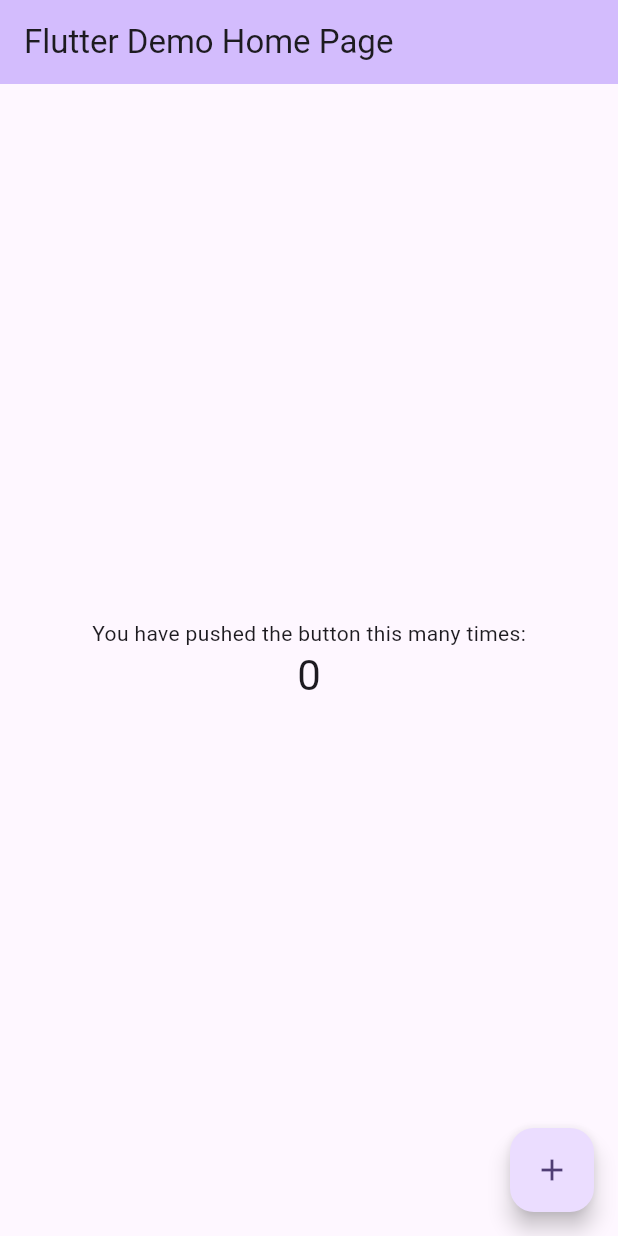
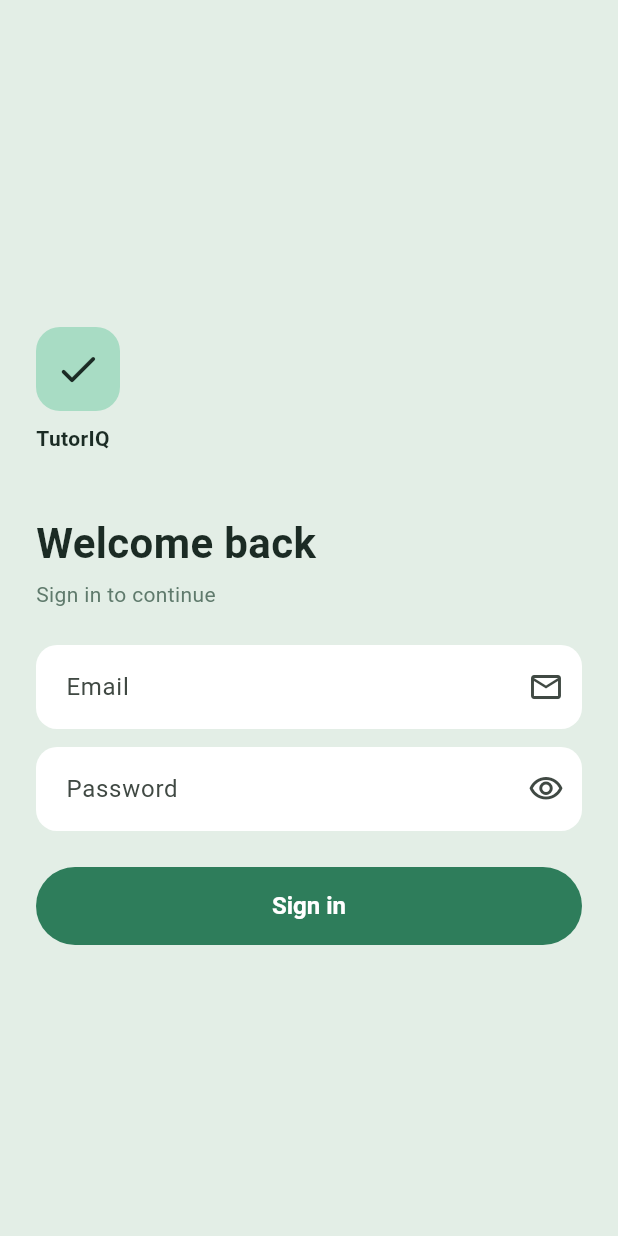
Before and after one commit to AsyrafIq10/tutor_app_management, a Flutter app: the screen it shows after launch, on a phone screen of 412 x 824 dp. Run offline on Flutter 3.47's test engine with Material 3 defaults, Android fonts, the phone set to English and light mode, and no system bars; our stand-ins replace cloud_firestore, firebase_auth, firebase_core, go_router; accounts and stored records are empty; generated files the repository leaves out were written again.

Commit message:
FR-01 #1: add login screen and role-based routing

```diff
--- a/lib/core/router/app_router.dart
+++ b/lib/core/router/app_router.dart
@@ -0,0 +1,47 @@
+import 'package:flutter/material.dart';
+import 'package:go_router/go_router.dart';
+
+import '../../features/auth/auth_provider.dart';
+import '../../features/auth/login_screen.dart';
+import '../../features/student/student_home_screen.dart';
+import '../../features/tutor/tutor_home_screen.dart';
+
+GoRouter createRouter(AuthProvider auth) {
+  return GoRouter(
+    initialLocation: '/splash',
+    refreshListenable: auth,
+    redirect: (context, state) {
+      final location = state.matchedLocation;
+
+      if (auth.status == AuthStatus.unknown) {
+        return location == '/splash' ? null : '/splash';
+      }
+      if (auth.status == AuthStatus.unauthenticated) {
+        return location == '/login' ? null : '/login';
+      }
+
+      // Authenticated: send each role to its own area (FR-01 acceptance:
+      // a student can never reach tutor screens).
+      final isTutor = auth.user!.isTutor;
+      final home = isTutor ? '/tutor' : '/student';
+      if (location == '/login' || location == '/splash') return home;
+      if (location.startsWith('/tutor') && !isTutor) return home;
+      if (location.startsWith('/student') && isTutor) return home;
+      return null;
+    },
+    routes: [
+      GoRoute(path: '/splash', builder: (_, __) => const _SplashScreen()),
+      GoRoute(path: '/login', builder: (_, __) => const LoginScreen()),
+      GoRoute(path: '/tutor', builder: (_, __) => const TutorHomeScreen()),
+      GoRoute(path: '/student', builder: (_, __) => const StudentHomeScreen()),
+    ],
+  );
+}
+
+class _SplashScreen extends StatelessWidget {
+  const _SplashScreen();
+
+  @override
+  Widget build(BuildContext context) =>
+      const Scaffold(body: Center(child: CircularProgressIndicator()));
+}
--- a/lib/core/theme/app_theme.dart
+++ b/lib/core/theme/app_theme.dart
@@ -0,0 +1,56 @@
+import 'package:flutter/material.dart';
+
+class AppColors {
+  static const primary = Color(0xFF2E7D5B);
+  static const mint = Color(0xFFA8DCC4);
+  static const background = Color(0xFFE3EEE6);
+  static const surface = Color(0xFFF4F9F5);
+  static const textDark = Color(0xFF1B2B24);
+  static const textMuted = Color(0xFF5F7A6C);
+  static const error = Color(0xFFB3261E);
+}
+
+class AppTheme {
+  static ThemeData get light {
+    final scheme = ColorScheme.fromSeed(
+      seedColor: AppColors.primary,
+      primary: AppColors.primary,
+      surface: AppColors.surface,
+      error: AppColors.error,
+    );
+    OutlineInputBorder border(Color color, [double width = 0]) =>
+        OutlineInputBorder(
+          borderRadius: BorderRadius.circular(14),
+          borderSide: width == 0
+              ? BorderSide.none
+              : BorderSide(color: color, width: width),
+        );
+
+    return ThemeData(
+      useMaterial3: true,
+      colorScheme: scheme,
+      scaffoldBackgroundColor: AppColors.background,
+      inputDecorationTheme: InputDecorationTheme(
+        filled: true,
+        fillColor: Colors.white,
+        contentPadding:
+        const EdgeInsets.symmetric(horizontal: 16, vertical: 16),
+        border: border(Colors.transparent),
+        enabledBorder: border(Colors.transparent),
+        focusedBorder: border(AppColors.primary, 1.5),
+        errorBorder: border(AppColors.error, 1.5),
+        focusedErrorBorder: border(AppColors.error, 1.5),
+      ),
+      filledButtonTheme: FilledButtonThemeData(
+        style: FilledButton.styleFrom(
+          minimumSize: const Size.fromHeight(52),
+          shape: RoundedRectangleBorder(
+            borderRadius: BorderRadius.circular(26),
+          ),
+          textStyle:
+          const TextStyle(fontSize: 16, fontWeight: FontWeight.w600),
+        ),
+      ),
+    );
+  }
+}
--- a/lib/core/utils/validators.dart
+++ b/lib/core/utils/validators.dart
@@ -0,0 +1,15 @@
+class Validators {
+  static final _emailRegex = RegExp(r'^[^@\s]+@[^@\s]+\.[^@\s]+$');
+
+  static String? email(String? value) {
+    final text = (value ?? '').trim();
+    if (text.isEmpty) return 'Enter your email';
+    if (!_emailRegex.hasMatch(text)) return 'Enter a valid email address';
+    return null;
+  }
+
+  static String? password(String? value) {
+    if ((value ?? '').isEmpty) return 'Enter your password';
+    return null;
+  }
+}
--- a/lib/features/auth/auth_provider.dart
+++ b/lib/features/auth/auth_provider.dart
@@ -0,0 +1,60 @@
+import 'package:flutter/foundation.dart';
+
+import '../../models/app_user.dart';
+import '../../services/auth_service.dart';
+
+enum AuthStatus { unknown, unauthenticated, authenticated }
+
+class AuthProvider extends ChangeNotifier {
+  AuthProvider(this._service);
+
+  final AuthService _service;
+
+  AuthStatus _status = AuthStatus.unknown;
+  AppUser? _user;
+  bool _loading = false;
+  AuthException? _error;
+
+  AuthStatus get status => _status;
+  AppUser? get user => _user;
+  bool get loading => _loading;
+  AuthException? get error => _error;
+
+  Future<void> init() async {
+    _user = await _service.restoreSession();
+    _status =
+    _user == null ? AuthStatus.unauthenticated : AuthStatus.authenticated;
+    notifyListeners();
+  }
+
+  Future<bool> signIn(String email, String password) async {
+    _loading = true;
+    _error = null;
+    notifyListeners();
+    try {
+      _user = await _service.signIn(email, password);
+      _status = AuthStatus.authenticated;
+      return true;
+    } on AuthException catch (e) {
+      _error = e;
+      return false;
+    } finally {
+      _loading = false;
+      notifyListeners();
+    }
+  }
+
+  Future<void> signOut() async {
+    await _service.signOut();
+    _user = null;
+    _error = null;
+    _status = AuthStatus.unauthenticated;
+    notifyListeners();
+  }
+
+  void clearError() {
+    if (_error == null) return;
+    _error = null;
+    notifyListeners();
+  }
+}
--- a/lib/features/auth/login_screen.dart
+++ b/lib/features/auth/login_screen.dart
@@ -0,0 +1,181 @@
+import 'package:flutter/material.dart';
+import 'package:provider/provider.dart';
+
+import '../../core/theme/app_theme.dart';
+import '../../core/utils/validators.dart';
+import '../../services/auth_service.dart';
+import 'auth_provider.dart';
+
+class LoginScreen extends StatefulWidget {
+  const LoginScreen({super.key});
+
+  @override
+  State<LoginScreen> createState() => _LoginScreenState();
+}
+
+class _LoginScreenState extends State<LoginScreen> {
+  final _formKey = GlobalKey<FormState>();
+  final _emailController = TextEditingController();
+  final _passwordController = TextEditingController();
+  bool _obscure = true;
+
+  @override
+  void dispose() {
+    _emailController.dispose();
+    _passwordController.dispose();
+    super.dispose();
+  }
+
+  Future<void> _submit() async {
+    FocusScope.of(context).unfocus();
+    final auth = context.read<AuthProvider>();
+    auth.clearError();
+    if (!_formKey.currentState!.validate()) return;
+    // On success the router redirects to the correct home screen.
+    await auth.signIn(_emailController.text, _passwordController.text);
+  }
+
+  void _onChanged(String _) => context.read<AuthProvider>().clearError();
+
+  @override
+  Widget build(BuildContext context) {
+    final auth = context.watch<AuthProvider>();
+    final error = auth.error;
+    final invalid = error?.type == AuthErrorType.invalidCredentials;
+    final offline = error?.type == AuthErrorType.offline;
+    final otherError = error != null && !invalid && !offline;
+
+    return Scaffold(
+      body: SafeArea(
+        child: Center(
+          child: SingleChildScrollView(
+            padding: const EdgeInsets.all(24),
+            child: ConstrainedBox(
+              constraints: const BoxConstraints(maxWidth: 420),
+              child: Form(
+                key: _formKey,
+                child: Column(
+                  crossAxisAlignment: CrossAxisAlignment.start,
+                  children: [
+                    if (offline) _Banner(message: error!.message),
+                    const SizedBox(height: 24),
+                    Container(
+                      width: 56,
+                      height: 56,
+                      decoration: BoxDecoration(
+                        color: AppColors.mint,
+                        borderRadius: BorderRadius.circular(16),
+                      ),
+                      child: const Icon(Icons.check_rounded,
+                          size: 32, color: AppColors.textDark),
+                    ),
+                    const SizedBox(height: 8),
+                    const Text(
+                      'TutorIQ',
+                      style: TextStyle(
+                          fontSize: 14,
+                          fontWeight: FontWeight.w600,
+                          color: AppColors.textDark),
+                    ),
+                    const SizedBox(height: 40),
+                    const Text(
+                      'Welcome back',
+                      style: TextStyle(
+                          fontSize: 28,
+                          fontWeight: FontWeight.w700,
+                          color: AppColors.textDark),
+                    ),
+                    const SizedBox(height: 4),
+                    const Text(
+                      'Sign in to continue',
+                      style: TextStyle(color: AppColors.textMuted),
+                    ),
+                    const SizedBox(height: 24),
+                    TextFormField(
+                      controller: _emailController,
+                      keyboardType: TextInputType.emailAddress,
+                      textInputAction: TextInputAction.next,
+                      autofillHints: const [AutofillHints.email],
+                      onChanged: _onChanged,
+                      validator: Validators.email,
+                      decoration: const InputDecoration(
+                        labelText: 'Email',
+                        suffixIcon: Icon(Icons.mail_outline),
+                      ),
+                    ),
+                    const SizedBox(height: 12),
+                    TextFormField(
+                      controller: _passwordController,
+                      obscureText: _obscure,
+                      textInputAction: TextInputAction.done,
+                      autofillHints: const [AutofillHints.password],
+                      onChanged: _onChanged,
+                      onFieldSubmitted: (_) => _submit(),
+                      validator: Validators.password,
+                      decoration: InputDecoration(
+                        labelText: 'Password',
+                        errorText: invalid ? error!.message : null,
+                        suffixIcon: IconButton(
+                          tooltip:
+                          _obscure ? 'Show password' : 'Hide password',
+                          icon: Icon(_obscure
+                              ? Icons.visibility_outlined
+                              : Icons.visibility_off_outlined),
+                          onPressed: () =>
+                              setState(() => _obscure = !_obscure),
+                        ),
+                      ),
+                    ),
+                    if (otherError) ...[
+                      const SizedBox(height: 12),
+                      Text(
+                        error.message,
+                        style: const TextStyle(color: AppColors.error),
+                      ),
+                    ],
+                    const SizedBox(height: 24),
+                    FilledButton(
+                      onPressed: auth.loading ? null : _submit,
+                      child: auth.loading
+                          ? const SizedBox(
+                        width: 22,
+                        height: 22,
+                        child: CircularProgressIndicator(
+                            strokeWidth: 2.5, color: Colors.white),
+                      )
+                          : const Text('Sign in'),
+                    ),
+                  ],
+                ),
+              ),
+            ),
+          ),
+        ),
+      ),
+    );
+  }
+}
+
+class _Banner extends StatelessWidget {
+  const _Banner({required this.message});
+  final String message;
+
+  @override
+  Widget build(BuildContext context) {
+    return Container(
+      width: double.infinity,
+      padding: const EdgeInsets.all(12),
+      decoration: BoxDecoration(
+        color: const Color(0xFFFFF1CC),
+        borderRadius: BorderRadius.circular(12),
+      ),
+      child: Row(
+        children: [
+          const Icon(Icons.wifi_off_rounded, size: 20),
+          const SizedBox(width: 8),
+          Expanded(child: Text(message)),
+        ],
+      ),
+    );
+  }
+}
--- a/lib/main.dart
+++ b/lib/main.dart
@@ -1,122 +1,42 @@
+import 'package:firebase_core/firebase_core.dart';
 import 'package:flutter/material.dart';
+import 'package:go_router/go_router.dart';
+import 'package:provider/provider.dart';
 
-void main() {
-  runApp(const MyApp());
+import 'core/router/app_router.dart';
+import 'core/theme/app_theme.dart';
+import 'features/auth/auth_provider.dart';
+import 'firebase_options.dart'; // created by `flutterfire configure`
+import 'services/auth_service.dart';
+
+Future<void> main() async {
+  WidgetsFlutterBinding.ensureInitialized();
+  await Firebase.initializeApp(options: DefaultFirebaseOptions.currentPlatform);
+  runApp(
+    ChangeNotifierProvider(
+      create: (_) => AuthProvider(AuthService())..init(),
+      child: const TutorIQApp(),
+    ),
+  );
 }
 
-class MyApp extends StatelessWidget {
-  const MyApp({super.key});
+class TutorIQApp extends StatefulWidget {
+  const TutorIQApp({super.key});
 
-  // This widget is the root of your application.
+  @override
+  State<TutorIQApp> createState() => _TutorIQAppState();
+}
+
+class _TutorIQAppState extends State<TutorIQApp> {
+  late final GoRouter _router = createRouter(context.read<AuthProvider>());
+
   @override
   Widget build(BuildContext context) {
-    return MaterialApp(
-      title: 'Flutter Demo',
-      theme: ThemeData(
-        // This is the theme of your application.
-        //
-        // TRY THIS: Try running your application with "flutter run". You'll see
-        // the application has a purple toolbar. Then, without quitting the app,
-        // try changing the seedColor in the colorScheme below to Colors.green
-        // and then invoke "hot reload" (save your changes or press the "hot
-        // reload" button in a Flutter-supported IDE, or press "r" if you used
-        // the command line to start the app).
-        //
-        // Notice that the counter didn't reset back to zero; the application
-        // state is not lost during the reload. To reset the state, use hot
-        // restart instead.
-        //
-        // This works for code too, not just values: Most code changes can be
-        // tested with just a hot reload.
-        colorScheme: .fromSeed(seedColor: Colors.deepPurple),
-      ),
-      home: const MyHomePage(title: 'Flutter Demo Home Page'),
+    return MaterialApp.router(
+      title: 'TutorIQ',
+      debugShowCheckedModeBanner: false,
+      theme: AppTheme.light,
+      routerConfig: _router,
     );
   }
 }
-
-class MyHomePage extends StatefulWidget {
-  const MyHomePage({super.key, required this.title});
-
-  // This widget is the home page of your application. It is stateful, meaning
-  // that it has a State object (defined below) that contains fields that affect
-  // how it looks.
-
-  // This class is the configuration for the state. It holds the values (in this
-  // case the title) provided by the parent (in this case the App widget) and
-  // used by the build method of the State. Fields in a Widget subclass are
-  // always marked "final".
-
-  final String title;
-
-  @override
-  State<MyHomePage> createState() => _MyHomePageState();
-}
-
-class _MyHomePageState extends State<MyHomePage> {
-  int _counter = 0;
-
-  void _incrementCounter() {
-    setState(() {
-      // This call to setState tells the Flutter framework that something has
-      // changed in this State, which causes it to rerun the build method below
-      // so that the display can reflect the updated values. If we changed
-      // _counter without calling setState(), then the build method would not be
-      // called again, and so nothing would appear to happen.
-      _counter++;
-    });
-  }
-
-  @override
-  Widget build(BuildContext context) {
-    // This method is rerun every time setState is called, for instance as done
-    // by the _incrementCounter method above.
-    //
-    // The Flutter framework has been optimized to make rerunning build methods
-    // fast, so that you can just rebuild anything that needs updating rather
-    // than having to individually change instances of widgets.
-    return Scaffold(
-      appBar: AppBar(
-        // TRY THIS: Try changing the color here to a specific color (to
-        // Colors.amber, perhaps?) and trigger a hot reload to see the AppBar
-        // change color while the other colors stay the same.
-        backgroundColor: Theme.of(context).colorScheme.inversePrimary,
-        // Here we take the value from the MyHomePage object that was created by
-        // the App.build method, and use it to set our appbar title.
-        title: Text(widget.title),
-      ),
-      body: Center(
-        // Center is a layout widget. It takes a single child and positions it
-        // in the middle of the parent.
-        child: Column(
-          // Column is also a layout widget. It takes a list of children and
-          // arranges them vertically. By default, it sizes itself to fit its
-          // children horizontally, and tries to be as tall as its parent.
-          //
-          // Column has various properties to control how it sizes itself and
-          // how it positions its children. Here we use mainAxisAlignment to
-          // center the children vertically; the main axis here is the vertical
-          // axis because Columns are vertical (the cross axis would be
-          // horizontal).
-          //
-          // TRY THIS: Invoke "debug painting" (choose the "Toggle Debug Paint"
-          // action in the IDE, or press "p" in the console), to see the
-          // wireframe for each widget.
-          mainAxisAlignment: .center,
-          children: [
-            const Text('You have pushed the button this many times:'),
-            Text(
-              '$_counter',
-              style: Theme.of(context).textTheme.headlineMedium,
-            ),
-          ],
-        ),
-      ),
-      floatingActionButton: FloatingActionButton(
-        onPressed: _incrementCounter,
-        tooltip: 'Increment',
-        child: const Icon(Icons.add),
-      ),
-    );
-  }
-}
--- a/lib/models/app_user.dart
+++ b/lib/models/app_user.dart
@@ -0,0 +1,38 @@
+enum UserRole { tutor, student }
+
+class AppUser {
+  const AppUser({
+    required this.uid,
+    required this.name,
+    required this.email,
+    required this.role,
+  });
+
+  final String uid;
+  final String name;
+  final String email;
+  final UserRole role;
+
+  bool get isTutor => role == UserRole.tutor;
+
+  /// Reads the Firestore document users/{uid}.
+  /// Returns null if the role is missing or not "Tutor" / "Student".
+  static AppUser? fromMap(String uid, Map<String, dynamic> data,
+      {String? fallbackEmail}) {
+    final roleText = (data['role'] as String? ?? '').toLowerCase();
+    final UserRole role;
+    if (roleText == 'tutor') {
+      role = UserRole.tutor;
+    } else if (roleText == 'student') {
+      role = UserRole.student;
+    } else {
+      return null;
+    }
+    return AppUser(
+      uid: uid,
+      name: data['name'] as String? ?? '',
+      email: data['email'] as String? ?? fallbackEmail ?? '',
+      role: role,
+    );
+  }
+}
--- a/lib/services/auth_service.dart
+++ b/lib/services/auth_service.dart
@@ -0,0 +1,110 @@
+import 'package:cloud_firestore/cloud_firestore.dart';
+import 'package:firebase_auth/firebase_auth.dart';
+
+import '../models/app_user.dart';
+
+enum AuthErrorType { invalidCredentials, offline, noRole, other }
+
+class AuthException implements Exception {
+  const AuthException(this.type, this.message);
+  final AuthErrorType type;
+  final String message;
+}
+
+class AuthService {
+  AuthService({FirebaseAuth? auth, FirebaseFirestore? firestore})
+      : _auth = auth ?? FirebaseAuth.instance,
+        _db = firestore ?? FirebaseFirestore.instance;
+
+  final FirebaseAuth _auth;
+  final FirebaseFirestore _db;
+
+  /// Called once at app start. Returns the saved user, or null.
+  Future<AppUser?> restoreSession() async {
+    final firebaseUser = await _auth.authStateChanges().first;
+    if (firebaseUser == null) return null;
+    try {
+      return await _loadProfile(firebaseUser);
+    } on AuthException catch (e) {
+      if (e.type == AuthErrorType.noRole) await _auth.signOut();
+      return null;
+    }
+  }
+
+  /// FR-01: sign in, then read the role from Firestore.
+  Future<AppUser> signIn(String email, String password) async {
+    try {
+      final cred = await _auth.signInWithEmailAndPassword(
+        email: email.trim(),
+        password: password,
+      );
+      return await _loadProfile(cred.user!);
+    } on FirebaseAuthException catch (e) {
+      throw _mapAuthError(e);
+    } on AuthException catch (e) {
+      if (e.type == AuthErrorType.noRole) await _auth.signOut();
+      rethrow;
+    }
+  }
+
+  Future<void> signOut() => _auth.signOut();
+
+  Future<AppUser> _loadProfile(User firebaseUser) async {
+    try {
+      final doc = await _db.collection('users').doc(firebaseUser.uid).get();
+      final data = doc.data();
+      final user = data == null
+          ? null
+          : AppUser.fromMap(firebaseUser.uid, data,
+          fallbackEmail: firebaseUser.email);
+      if (user == null) {
+        throw const AuthException(
+          AuthErrorType.noRole,
+          'This account has no role assigned. Please contact your tutor.',
+        );
+      }
+      return user;
+    } on FirebaseException catch (e) {
+      if (e.code == 'unavailable') throw _offline;
+      throw const AuthException(
+        AuthErrorType.other,
+        'Something went wrong. Please try again.',
+      );
+    }
+  }
+
+  static const _offline = AuthException(
+    AuthErrorType.offline,
+    'No internet connection. Check your connection and try again.',
+  );
+
+  AuthException _mapAuthError(FirebaseAuthException e) {
+    switch (e.code) {
+      case 'invalid-credential':
+      case 'user-not-found':
+      case 'wrong-password':
+      case 'invalid-email':
+        return const AuthException(
+          AuthErrorType.invalidCredentials,
+          'Invalid email or password.',
+        );
+      case 'network-request-failed':
+        return _offline;
+      case 'too-many-requests':
+        return const AuthException(
+          AuthErrorType.other,
+          'Too many attempts. Please try again later.',
+        );
+      case 'user-disabled':
+        return const AuthException(
+          AuthErrorType.other,
+          'This account has been disabled. Please contact your tutor.',
+        );
+      default:
+        return const AuthException(
+          AuthErrorType.other,
+          'Something went wrong. Please try again.',
+        );
+    }
+  }
+}
```
Also changed, not shown: lib/features/student/student_home_screen.dart (+26 -0 lines), lib/features/tutor/tutor_home_screen.dart (+26 -0 lines), 1 other file.
